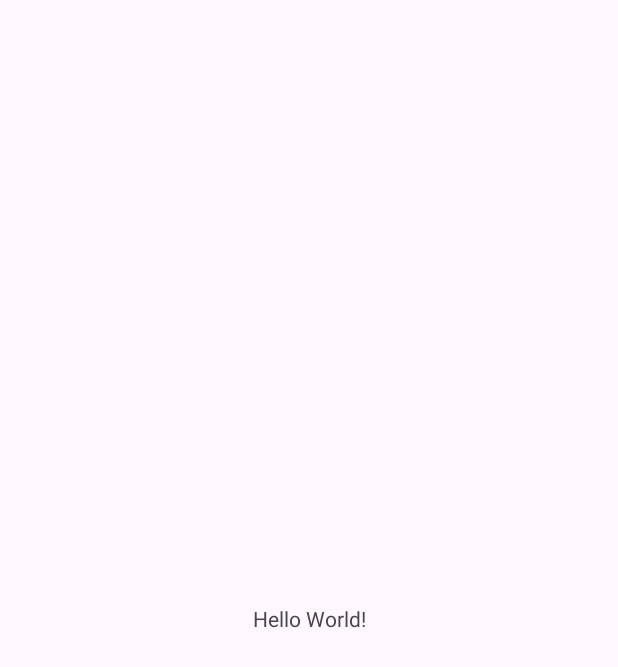
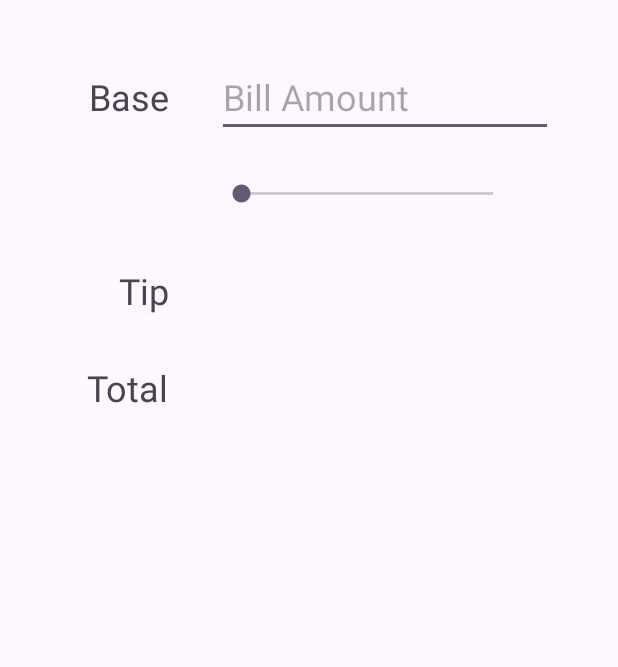
Before and after one commit to rodgerswisdom/Tippy, an Android app: the screen it shows after launch (MainActivity), on a phone screen of 412 x 824 dp. Before the commit the part shown is almost empty. Shown: the top 667 px of the screen. Run offline under Robolectric (Android 15) with nearby library versions, the phone set to English and light mode, and no system bars.

Commit message:
Implement Tippy Views

```diff
--- a/app/src/main/res/layout/activity_main.xml
+++ b/app/src/main/res/layout/activity_main.xml
@@ -3,17 +3,98 @@
     xmlns:app="http://schemas.android.com/apk/res-auto"
     xmlns:tools="http://schemas.android.com/tools"
     android:id="@+id/main"
-    android:layout_width="match_parent"
-    android:layout_height="match_parent"
-    tools:context=".MainActivity">
+    tools:context=".MainActivity"
+    style="@style/comment">
+
+
+<!--    Views of the left side -->
 
     <TextView
+        android:id="@+id/tvBaseLabel"
         android:layout_width="wrap_content"
         android:layout_height="wrap_content"
-        android:text="Hello World!"
-        app:layout_constraintBottom_toBottomOf="parent"
-        app:layout_constraintEnd_toEndOf="parent"
+        android:layout_marginStart="59dp"
+        android:layout_marginTop="48dp"
+        android:text="Base"
+        android:textSize="24sp"
         app:layout_constraintStart_toStartOf="parent"
         app:layout_constraintTop_toTopOf="parent" />
 
+    <TextView
+        android:id="@+id/tvPercentageLabel"
+        android:layout_width="wrap_content"
+        android:layout_height="wrap_content"
+        android:layout_marginTop="32dp"
+        android:textSize="24sp"
+        android:textStyle="bold"
+        app:layout_constraintEnd_toEndOf="@+id/tvBaseLabel"
+        app:layout_constraintTop_toBottomOf="@+id/tvBaseLabel"
+        tools:text="24%" />
+
+    <TextView
+        android:id="@+id/tvTipLabel"
+        android:layout_width="wrap_content"
+        android:layout_height="wrap_content"
+        android:layout_marginTop="32dp"
+        android:text="Tip"
+        android:textSize="24sp"
+        app:layout_constraintEnd_toEndOf="@+id/tvPercentageLabel"
+        app:layout_constraintTop_toBottomOf="@+id/tvPercentageLabel" />
+
+    <TextView
+        android:id="@+id/tvTotalLabel"
+        android:layout_width="wrap_content"
+        android:layout_height="wrap_content"
+        android:layout_marginTop="32dp"
+        android:text="Total"
+        android:textSize="24sp"
+        app:layout_constraintEnd_toEndOf="@+id/tvBaseLabel"
+        app:layout_constraintTop_toBottomOf="@+id/tvTipLabel" />
+
+
+<!--Views on the right side-->
+
+
+    <EditText
+        android:id="@+id/etBaseAmount"
+        android:layout_width="wrap_content"
+        android:layout_height="wrap_content"
+        android:layout_marginStart="32dp"
+        android:ems="8"
+        android:hint="Bill Amount"
+        android:inputType="numberDecimal"
+        android:textSize="24sp"
+        app:layout_constraintTop_toTopOf="@id/tvBaseLabel"
+        app:layout_constraintBottom_toBottomOf="@id/tvBaseLabel"
+        app:layout_constraintStart_toEndOf="@+id/tvBaseLabel" />
+
+    <SeekBar
+        android:id="@+id/etSeekBarTip"
+        android:layout_width="200dp"
+        android:layout_height="30dp"
+        android:max="30"
+        app:layout_constraintBottom_toBottomOf="@+id/tvPercentageLabel"
+        app:layout_constraintStart_toStartOf="@+id/etBaseAmount"
+        app:layout_constraintTop_toTopOf="@+id/tvPercentageLabel" />
+
+    <TextView
+        android:id="@+id/tipAmount"
+        android:layout_width="wrap_content"
+        android:layout_height="wrap_content"
+        android:textSize="20sp"
+        app:layout_constraintBottom_toBottomOf="@+id/tvTipLabel"
+        app:layout_constraintStart_toStartOf="@+id/etSeekBarTip"
+        app:layout_constraintTop_toTopOf="@+id/tvTipLabel"
+        tools:text="19.96" />
+
+    <TextView
+        android:id="@+id/totalAmount"
+        android:layout_width="wrap_content"
+        android:layout_height="wrap_content"
+        android:textSize="20sp"
+        app:layout_constraintBottom_toBottomOf="@+id/tvTotalLabel"
+        app:layout_constraintStart_toStartOf="@+id/tipAmount"
+        app:layout_constraintTop_toTopOf="@+id/tvTotalLabel"
+        tools:text="103.11" />
+
 </androidx.constraintlayout.widget.ConstraintLayout>
--- /dev/null
+++ b/app/src/main/res/values/styles.xml
@@ -0,0 +1,8 @@
+<?xml version="1.0" encoding="utf-8"?>
+<resources>
+
+    <style name="comment">
+        <item name="android:layout_width">match_parent</item>
+        <item name="android:layout_height">match_parent</item>
+    </style>
+</resources>
```
